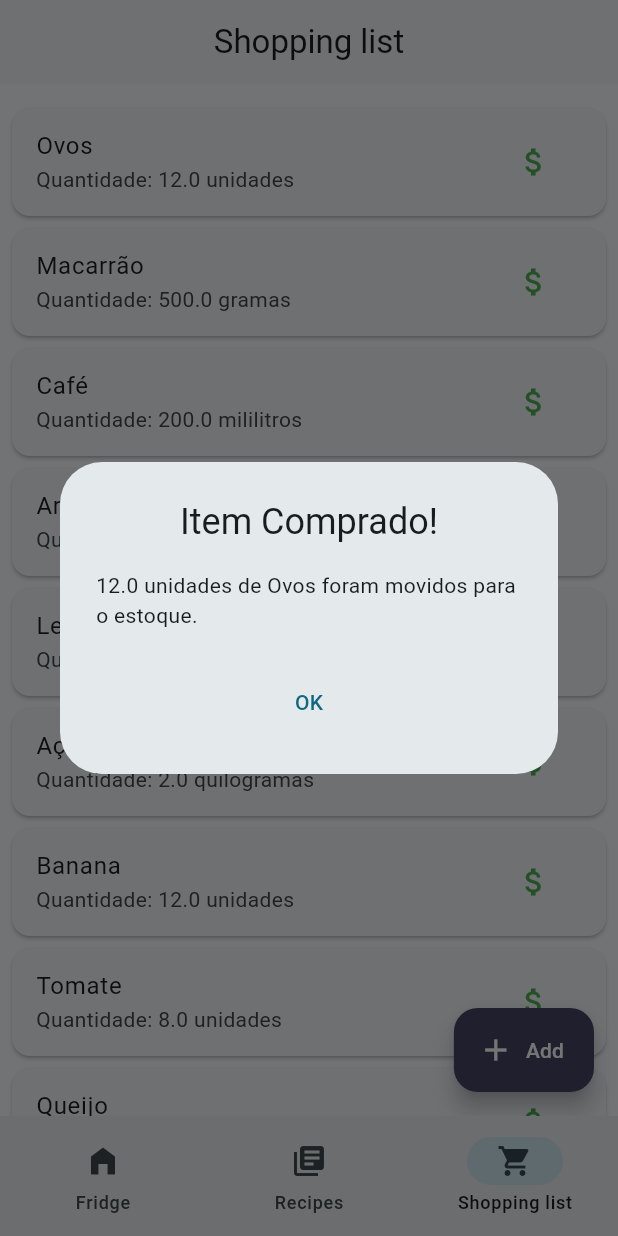
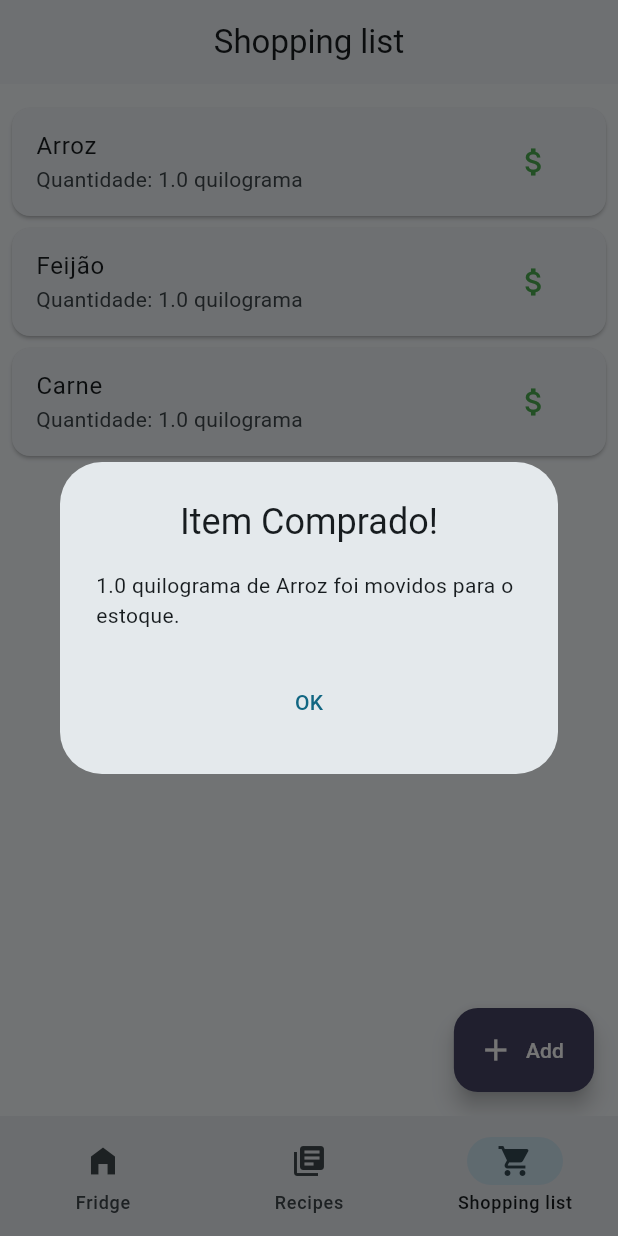
Before and after one commit to thiagocoelhoo/smartfridge, a Flutter app: the screen it shows after launch, item 3 of the bottom bar chosen, after a tap on the "attach money" icon, on a phone screen of 412 x 824 dp. Run offline on Flutter 3.47's test engine with Material 3 defaults, Android fonts, the phone set to English and light mode, and no system bars.

Commit message:
feat: add shopping repository with Provider as state manager

```diff
--- a/lib/main.dart
+++ b/lib/main.dart
@@ -3,6 +3,7 @@ import 'package:provider/provider.dart';
 import 'package:smartfridge/app.dart';
 import 'package:smartfridge/repository/fridge_repository.dart';
 import 'package:smartfridge/repository/recipes_repository.dart';
+import 'package:smartfridge/repository/shopping_repository.dart';
 
 void main() {
   runApp(
@@ -10,6 +11,7 @@ void main() {
       providers: [
         ChangeNotifierProvider(create: (_) => FridgeRepository()),
         ChangeNotifierProvider(create: (_) => RecipesRepository()),
+        ChangeNotifierProvider(create: (_) => ShoppingRepository()),
       ],
       child: const SmartFridgeApp(),
     ),
--- a/lib/pages/recipes_page.dart
+++ b/lib/pages/recipes_page.dart
@@ -7,7 +7,7 @@ import 'package:smartfridge/repository/recipes_repository.dart';
 import 'package:smartfridge/widgets/carousel.dart';
 
 class RecipesPage extends StatefulWidget {
-  RecipesPage({super.key});
+  const RecipesPage({super.key});
 
   @override
   State<RecipesPage> createState() => _RecipesPage();
--- a/lib/pages/shopping_list_page.dart
+++ b/lib/pages/shopping_list_page.dart
@@ -1,6 +1,7 @@
 import 'package:flutter/material.dart';
 import 'package:flutter/services.dart';
-import 'package:smartfridge/services/test_values.dart';
+import 'package:provider/provider.dart';
+import 'package:smartfridge/repository/shopping_repository.dart';
 import 'package:smartfridge/utils/quantity.dart';
 
 import '../models/product.dart';
@@ -12,7 +13,6 @@ class ShoppingListPage extends StatefulWidget {
   State<ShoppingListPage> createState() => _ShoppingListPage();
 }
 
-final List<Product> products = productsList2;
 final List<String> unitOptions = Quantity.getUnits();
 
 class _ShoppingListPage extends State<ShoppingListPage> {
@@ -24,11 +24,13 @@ class _ShoppingListPage extends State<ShoppingListPage> {
         centerTitle: true,
         title: const Text("Shopping list"),
       ),
-      body: ListView.builder(
+      body: Consumer<ShoppingRepository>(
+        builder: (context, shoppingRepository, child) {
+          return ListView.builder(
             padding: const EdgeInsets.symmetric(vertical: 12, horizontal: 4),
-        itemCount: products.length,
+            itemCount: shoppingRepository.products.length,
             itemBuilder: (context, index) {
-          final product = products[index];
+              final product = shoppingRepository.products[index];
               return Card(
                 child: ListTile(
                   title: Text(product.name),
@@ -44,6 +46,8 @@ class _ShoppingListPage extends State<ShoppingListPage> {
                     _showProductModal(context, product);
                   },
                 ),
+              );
+            },
           );
         },
       ),
@@ -121,7 +125,7 @@ void _showProductModal(BuildContext context, Product product) {
                                         unit.toString().split('.').last ==
                                         newValue,
                                     orElse: () => QuantityUnit
-                                        .unit, // Provide a default value
+                                        .unit,
                                   );
                                 });
                               }
@@ -181,7 +185,7 @@ void _showConfirmationDialog(BuildContext context, Product product) {
         actions: [
           TextButton(
             onPressed: () {
-              Navigator.pop(context); // Close the dialog
+              Navigator.pop(context);
             },
             child: const Text("OK"),
           ),
--- /dev/null
+++ b/lib/repository/shopping_repository.dart
@@ -0,0 +1,54 @@
+import 'package:flutter/material.dart';
+import 'package:smartfridge/models/product.dart';
+
+import '../utils/quantity.dart';
+
+class ShoppingRepository extends ChangeNotifier {
+  final List<Product> _products = [];
+
+  ShoppingRepository() {
+    _loadInitialProducts();
+  }
+
+  List<Product> get products => List.unmodifiable(_products);
+
+  addProduct(Product product) {
+    final index =
+        _products.indexWhere((element) => element.name == product.name);
+    if (index != -1) {
+      _products[index].amount.value += product.amount.value;
+    } else {
+      _products.add(product);
+    }
+    notifyListeners();
+  }
+
+  removeProduct(Product product) {
+    if (_products.contains(product)) {
+      _products.remove(product);
+      notifyListeners();
+    }
+  }
+
+  updateProduct(Product product) {
+    final index =
+        _products.indexWhere((element) => element.name == product.name);
+    if (index != -1) {
+      _products[index] = product;
+      notifyListeners();
+    }
+  }
+
+  clear() {
+    _products.clear();
+    notifyListeners();
+  }
+
+  void _loadInitialProducts() {
+    _products.addAll([
+      Product("Arroz", Quantity(1, QuantityUnit.kilogram)),
+      Product("Feijão", Quantity(1, QuantityUnit.kilogram)),
+      Product("Carne", Quantity(1, QuantityUnit.kilogram)),
+    ]);
+  }
+}
--- a/lib/services/test_values.dart
+++ /dev/null
@@ -1,82 +0,0 @@
-import 'package:smartfridge/models/product.dart';
-import 'package:smartfridge/models/recipe.dart';
-
-import 'package:smartfridge/utils/quantity.dart';
-import 'package:smartfridge/utils/duration_time.dart';
-
-final List<Product> productsList = [
-  Product("Pão", Quantity(10, QuantityUnit.unit)),
-  Product("Carne", Quantity(1, QuantityUnit.kilogram)),
-  Product("Café", Quantity(200, QuantityUnit.milliliter)),
-  Product("Arroz", Quantity(2, QuantityUnit.kilogram)),
-  Product("Macarrão", Quantity(500, QuantityUnit.gram)),
-  Product("Leite", Quantity(4, QuantityUnit.liter)),
-  Product("Açúcar", Quantity(2, QuantityUnit.kilogram)),
-  Product("Banana", Quantity(12, QuantityUnit.unit)),
-  Product("Tomate", Quantity(8, QuantityUnit.unit)),
-  Product("Queijo", Quantity(500, QuantityUnit.gram)),
-  Product("Maçã", Quantity(10, QuantityUnit.unit)),
-  Product("Milho", Quantity(500, QuantityUnit.gram)),
-  Product("Ervilha", Quantity(500, QuantityUnit.gram)),
-  Product("Massa de lasanha", Quantity(500, QuantityUnit.gram)),
-  Product("Presunto", Quantity(500, QuantityUnit.gram)),
-  Product("Queijo ralado", Quantity(500, QuantityUnit.gram)),
-];
-
-final List<Product> productsList2 = [
-  Product("Ovos", Quantity(12, QuantityUnit.unit)),
-  Product("Macarrão", Quantity(500, QuantityUnit.gram)),
-  Product("Café", Quantity(200, QuantityUnit.milliliter)),
-  Product("Arroz", Quantity(2, QuantityUnit.kilogram)),
-  Product("Leite", Quantity(4, QuantityUnit.liter)),
-  Product("Açúcar", Quantity(2, QuantityUnit.kilogram)),
-  Product("Banana", Quantity(12, QuantityUnit.unit)),
-  Product("Tomate", Quantity(8, QuantityUnit.unit)),
-  Product("Queijo", Quantity(500, QuantityUnit.gram)),
-];
-
-//dart project
-
-final List<Recipe> recipesList = [
-  Recipe(
-    "Lasanha",
-    "assets/images/lasanha.jpg",
-    [productsList[13], productsList[14], productsList[15]],
-    [
-      "Cozinhe a massa segundo as instruções do fabricante, despeje em um refratário com água gelada para não grudar e reserve",
-      "Refogue o alho, a cebola, a carne moída, o molho de tomate, deixe cozinhar por 3 minutos e reserve",
-      "Em um refratário, coloque uma camada de massa, uma de molho, uma de presunto, uma de queijo, e repita as camadas até acabar os ingredientes",
-      "Finalize com queijo ralado e leve ao forno por 20 minutos"
-    ],
-      DurationTime(1, TimeUnit.hours)
-    ),
-  Recipe(
-  "Macarronada",
-  "assets/images/macarronada.jpg",
-  [productsList[4],
-    productsList[1],
-    productsList[8],
-    productsList[9],
-    productsList[11]],
-    [
-      "Em uma panela, leve a carne moída temperada ao fogo e adicione o milho verde e a ervilha.",
-      "Misture tudo e deixe cozinhar por 30 minutos.",
-      "Desligue o fogo e acrescente o creme de leite e o molho de tomate.",
-      "Misture bem e reserve.",
-    ],
-    DurationTime(30, TimeUnit.minutes)
-    ),
-  Recipe(
-    "Bolo de Maçã",
-    "assets/images/bolo_de_maca.jpg",
-    [productsList[10], productsList[5], productsList[6]],
-    [
-      "Bata no liquidificador os ovos, o óleo, o açúcar e as maçãs.",
-      "Em uma tigela, misture a farinha de trigo e o fermento.",
-      "Despeje a mistura do liquidificador na tigela e misture bem.",
-      "Coloque em uma forma untada e leve ao forno por 40 minutos."
-    ],
-    DurationTime(1, TimeUnit.hours)
-  ),
-
-];
```
Lines whose indentation alone changed are shown as unchanged.
